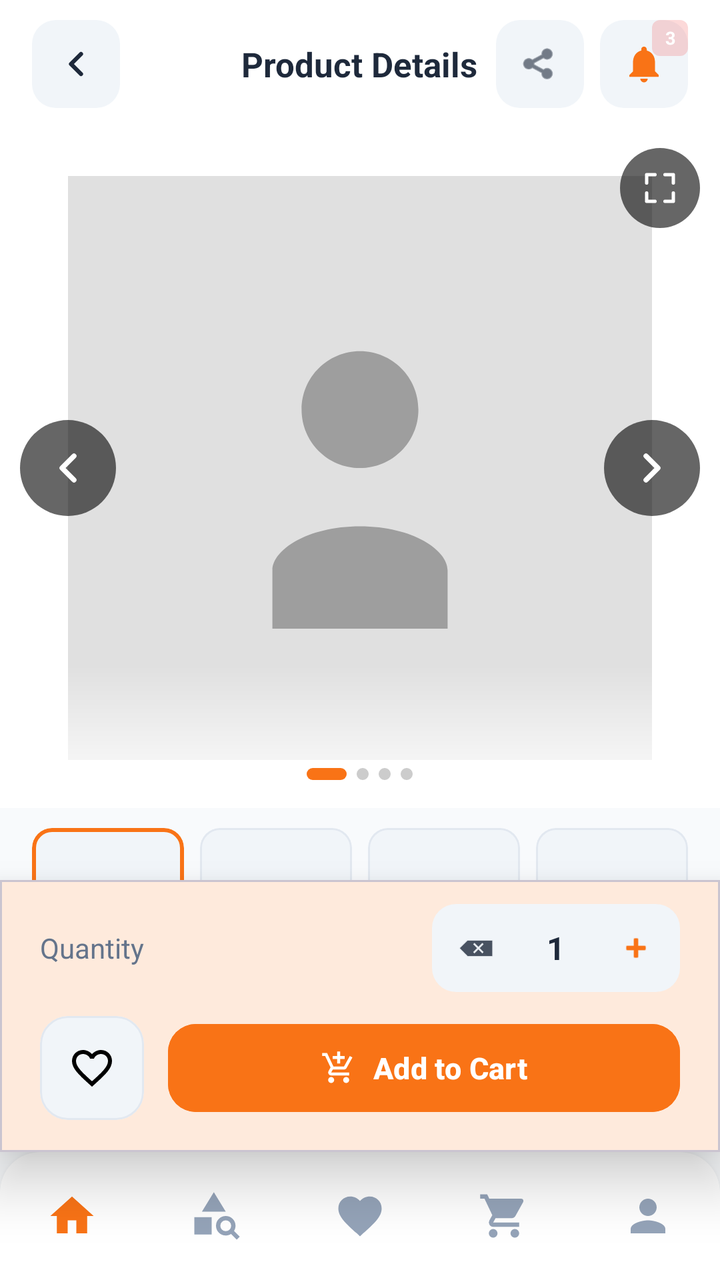
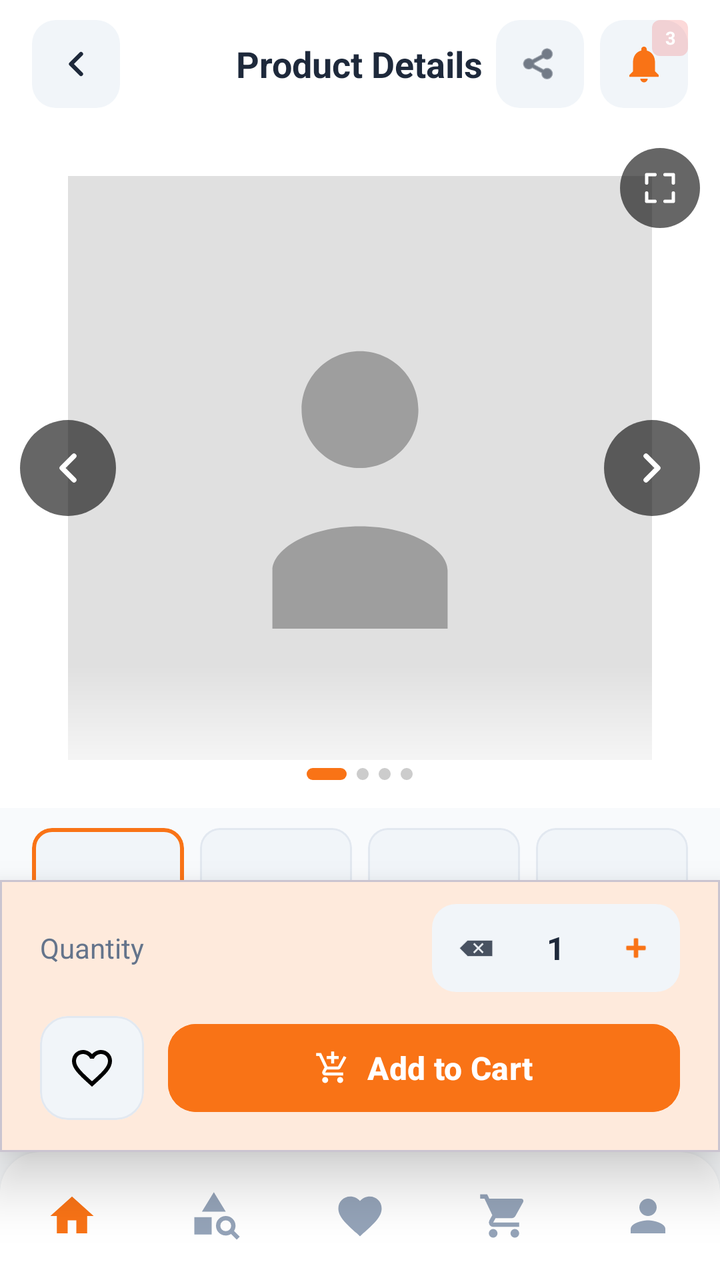

An Android layout rendered at two revisions. The XML below is the earlier revision; the diff shows what the commit changed to produce the second picture.
<!-- AndroidManifest.xml: application theme Theme.BeckieDealApp -->
<!-- res/layout/activity_product_detail.xml -->
<?xml version="1.0" encoding="utf-8"?>
<androidx.constraintlayout.widget.ConstraintLayout xmlns:android="http://schemas.android.com/apk/res/android"
    xmlns:app="http://schemas.android.com/apk/res-auto"
    xmlns:tools="http://schemas.android.com/tools"
    android:layout_width="match_parent"
    android:layout_height="match_parent"
    android:background="@color/background"
    android:fitsSystemWindows="true"
    tools:context=".ProductDetailActivity">

    
    <com.google.android.material.appbar.MaterialToolbar
        android:id="@+id/topAppBar"
        android:layout_width="match_parent"
        android:layout_height="64dp"
        android:background="@color/surface"
        app:contentInsetStart="0dp"
        app:elevation="0dp"
        app:layout_constraintTop_toTopOf="parent">

        <RelativeLayout
            android:layout_width="match_parent"
            android:layout_height="match_parent"
            android:paddingHorizontal="16dp">

            <ImageView
                android:id="@+id/backButton"
                android:layout_width="44dp"
                android:layout_height="44dp"
                android:layout_alignParentStart="true"
                android:layout_centerVertical="true"
                android:background="@drawable/form_field_background"
                android:padding="12dp"
                android:src="@drawable/ic_arrow_left"
                android:contentDescription="Back"
                app:tint="@color/text_primary" />

            <TextView
                android:layout_width="wrap_content"
                android:layout_height="wrap_content"
                android:layout_centerInParent="true"
                android:text="Product Details"
                android:textColor="@color/text_primary"
                android:textSize="17sp"
                android:textStyle="bold" />

            <LinearLayout
                android:layout_width="wrap_content"
                android:layout_height="wrap_content"
                android:layout_alignParentEnd="true"
                android:layout_centerVertical="true"
                android:gravity="center_vertical"
                android:orientation="horizontal">

                <ImageView
                    android:id="@+id/shareIcon"
                    android:layout_width="44dp"
                    android:layout_height="44dp"
                    android:layout_marginEnd="8dp"
                    android:background="@drawable/form_field_background"
                    android:padding="12dp"
                    android:src="@android:drawable/ic_menu_share"
                    app:tint="@color/text_primary" />

                <RelativeLayout
                    android:id="@+id/notificationContainer"
                    android:layout_width="44dp"
                    android:layout_height="44dp"
                    android:background="@drawable/form_field_background">
                    <ImageView
                        android:id="@+id/notificationIcon"
                        android:layout_width="22dp"
                        android:layout_height="22dp"
                        android:layout_centerInParent="true"
                        android:src="@drawable/ic_notifications"
                        app:tint="@color/primary" />
                    <TextView
                        android:id="@+id/notificationBadge"
                        android:layout_width="18dp"
                        android:layout_height="18dp"
                        android:layout_alignParentEnd="true"
                        android:layout_alignParentTop="true"
                        android:background="@drawable/badge_pill"
                        android:backgroundTint="@color/red_error"
                        android:gravity="center"
                        android:text="3"
                        android:textColor="@color/white_fixed"
                        android:textSize="9sp"
                        android:textStyle="bold"
                        android:visibility="visible" />
                </RelativeLayout>
            </LinearLayout>
        </RelativeLayout>
    </com.google.android.material.appbar.MaterialToolbar>

    
    <androidx.core.widget.NestedScrollView
        android:layout_width="match_parent"
        android:layout_height="0dp"
        android:fillViewport="true"
        app:layout_constraintTop_toBottomOf="@id/topAppBar"
        app:layout_constraintBottom_toTopOf="@id/bottomActionLayout">

        <LinearLayout
            android:layout_width="match_parent"
            android:layout_height="wrap_content"
            android:orientation="vertical"
            android:paddingBottom="24dp">

            
            <FrameLayout
                android:id="@+id/galleryContainer"
                android:layout_width="match_parent"
                android:layout_height="@dimen/hero_banner_height_product"
                android:background="@color/surface">

                
                <ImageView
                    android:id="@+id/detailProductImage"
                    android:layout_width="match_parent"
                    android:layout_height="match_parent"
                    android:padding="24dp"
                    android:scaleType="fitCenter"
                    android:src="@drawable/placeholder_image" />

                
                <View
                    android:layout_width="match_parent"
                    android:layout_height="72dp"
                    android:layout_gravity="bottom"
                    android:background="@drawable/hero_bottom_fade" />

                
                <ImageView
                    android:id="@+id/galleryPrev"
                    android:layout_width="48dp"
                    android:layout_height="48dp"
                    android:layout_gravity="center_vertical|start"
                    android:layout_marginStart="10dp"
                    android:background="@drawable/nav_arrow_bg"
                    android:padding="12dp"
                    android:src="@drawable/ic_arrow_left"
                    android:contentDescription="Previous image" />

                
                <ImageView
                    android:id="@+id/galleryNext"
                    android:layout_width="48dp"
                    android:layout_height="48dp"
                    android:layout_gravity="center_vertical|end"
                    android:layout_marginEnd="10dp"
                    android:background="@drawable/nav_arrow_bg"
                    android:padding="12dp"
                    android:src="@drawable/ic_arrow_right"
                    android:contentDescription="Next image" />

                
                <ImageView
                    android:id="@+id/galleryFullscreen"
                    android:layout_width="40dp"
                    android:layout_height="40dp"
                    android:layout_gravity="top|end"
                    android:layout_margin="10dp"
                    android:background="@drawable/nav_arrow_bg"
                    android:padding="10dp"
                    android:src="@drawable/ic_fullscreen"
                    android:contentDescription="View fullscreen" />

                
                <LinearLayout
                    android:id="@+id/dotIndicator"
                    android:layout_width="wrap_content"
                    android:layout_height="wrap_content"
                    android:layout_gravity="bottom|center_horizontal"
                    android:layout_marginBottom="14dp"
                    android:gravity="center_vertical"
                    android:orientation="horizontal">

                    <View android:id="@+id/dot1"
                        android:layout_width="20dp" android:layout_height="6dp"
                        android:layout_marginEnd="5dp"
                        android:background="@drawable/dot_active" />
                    <View android:id="@+id/dot2"
                        android:layout_width="6dp" android:layout_height="6dp"
                        android:layout_marginEnd="5dp"
                        android:background="@drawable/dot_inactive" />
                    <View android:id="@+id/dot3"
                        android:layout_width="6dp" android:layout_height="6dp"
                        android:layout_marginEnd="5dp"
                        android:background="@drawable/dot_inactive" />
                    <View android:id="@+id/dot4"
                        android:layout_width="6dp" android:layout_height="6dp"
                        android:background="@drawable/dot_inactive" />
                </LinearLayout>
            </FrameLayout>

            
            <LinearLayout
                android:id="@+id/thumbnailRow"
                android:layout_width="match_parent"
                android:layout_height="80dp"
                android:orientation="horizontal"
                android:paddingHorizontal="16dp"
                android:paddingTop="10dp"
                android:paddingBottom="6dp">

                <com.google.android.material.card.MaterialCardView
                    android:id="@+id/thumb1"
                    android:layout_width="0dp"
                    android:layout_height="match_parent"
                    android:layout_weight="1"
                    android:layout_marginEnd="8dp"
                    app:cardCornerRadius="10dp"
                    app:cardElevation="0dp"
                    app:strokeWidth="2dp"
                    app:strokeColor="@color/primary"
                    app:cardBackgroundColor="@color/card_bg_secondary">
                    <ImageView android:id="@+id/thumbImg1"
                        android:layout_width="match_parent" android:layout_height="match_parent"
                        android:scaleType="centerCrop" android:padding="6dp" />
                </com.google.android.material.card.MaterialCardView>

                <com.google.android.material.card.MaterialCardView
                    android:id="@+id/thumb2"
                    android:layout_width="0dp"
                    android:layout_height="match_parent"
                    android:layout_weight="1"
                    android:layout_marginEnd="8dp"
                    app:cardCornerRadius="10dp"
                    app:cardElevation="0dp"
                    app:strokeWidth="1dp"
                    app:strokeColor="@color/border_color"
                    app:cardBackgroundColor="@color/card_bg_secondary">
                    <ImageView android:id="@+id/thumbImg2"
                        android:layout_width="match_parent" android:layout_height="match_parent"
                        android:scaleType="centerCrop" android:padding="6dp" />
                </com.google.android.material.card.MaterialCardView>

                <com.google.android.material.card.MaterialCardView
                    android:id="@+id/thumb3"
                    android:layout_width="0dp"
                    android:layout_height="match_parent"
                    android:layout_weight="1"
                    android:layout_marginEnd="8dp"
                    app:cardCornerRadius="10dp"
                    app:cardElevation="0dp"
                    app:strokeWidth="1dp"
                    app:strokeColor="@color/border_color"
                    app:cardBackgroundColor="@color/card_bg_secondary">
                    <ImageView android:id="@+id/thumbImg3"
                        android:layout_width="match_parent" android:layout_height="match_parent"
                        android:scaleType="centerCrop" android:padding="6dp" />
                </com.google.android.material.card.MaterialCardView>

                <com.google.android.material.card.MaterialCardView
                    android:id="@+id/thumb4"
                    android:layout_width="0dp"
                    android:layout_height="match_parent"
                    android:layout_weight="1"
                    app:cardCornerRadius="10dp"
                    app:cardElevation="0dp"
                    app:strokeWidth="1dp"
                    app:strokeColor="@color/border_color"
                    app:cardBackgroundColor="@color/card_bg_secondary">
                    <ImageView android:id="@+id/thumbImg4"
                        android:layout_width="match_parent" android:layout_height="match_parent"
                        android:scaleType="centerCrop" android:padding="6dp" />
                </com.google.android.material.card.MaterialCardView>

            </LinearLayout>

            
            <LinearLayout
                android:id="@+id/productInfoBlock"
                android:layout_width="match_parent"
                android:layout_height="wrap_content"
                android:orientation="vertical"
                android:paddingHorizontal="20dp"
                android:paddingTop="16dp">

                
                <LinearLayout
                    android:layout_width="match_parent"
                    android:layout_height="wrap_content"
                    android:orientation="horizontal"
                    android:gravity="center_vertical">

                    <TextView
                        android:id="@+id/detailProductName"
                        android:layout_width="0dp"
                        android:layout_height="wrap_content"
                        android:layout_weight="1"
                        android:text="Product Name"
                        android:textColor="@color/text_primary"
                        android:textSize="22sp"
                        android:textStyle="bold" />

                    <LinearLayout
                        android:layout_width="wrap_content"
                        android:layout_height="wrap_content"
                        android:orientation="vertical"
                        android:gravity="end">

                        <TextView
                            android:id="@+id/detailProductPrice"
                            android:layout_width="wrap_content"
                            android:layout_height="wrap_content"
                            android:text="$0.00"
                            android:textColor="@color/primary"
                            android:textSize="20sp"
                            android:textStyle="bold" />

                        <TextView
                            android:id="@+id/stockLabel"
                            android:layout_width="wrap_content"
                            android:layout_height="wrap_content"
                            android:text="In Stock"
                            android:textColor="#22C55E"
                            android:textSize="11sp" />
                    </LinearLayout>
                </LinearLayout>

                
                <LinearLayout
                    android:layout_width="wrap_content"
                    android:layout_height="wrap_content"
                    android:orientation="horizontal"
                    android:gravity="center_vertical"
                    android:layout_marginTop="6dp">

                    <ImageView
                        android:layout_width="14dp"
                        android:layout_height="14dp"
                        android:src="@android:drawable/btn_star_big_on"
                        app:tint="@color/yellow_star" />

                    <TextView
                        android:id="@+id/detailProductRating"
                        android:layout_width="wrap_content"
                        android:layout_height="wrap_content"
                        android:layout_marginStart="4dp"
                        android:text="4.9"
                        android:textColor="@color/text_primary"
                        android:textSize="13sp"
                        android:textStyle="bold" />

                    <TextView
                        android:id="@+id/reviewCount"
                        android:layout_width="wrap_content"
                        android:layout_height="wrap_content"
                        android:layout_marginStart="4dp"
                        android:text="(120 reviews)"
                        android:textColor="@color/text_secondary"
                        android:textSize="12sp" />
                </LinearLayout>

                
                <TextView
                    android:id="@+id/detailProductDescription"
                    android:layout_width="match_parent"
                    android:layout_height="wrap_content"
                    android:layout_marginTop="14dp"
                    android:text=""
                    android:textColor="@color/text_secondary"
                    android:textSize="14sp"
                    android:lineSpacingExtra="4dp" />

                
                <LinearLayout
                    android:id="@+id/specTagsRow"
                    android:layout_width="match_parent"
                    android:layout_height="wrap_content"
                    android:layout_marginTop="12dp"
                    android:orientation="vertical">
                    
                </LinearLayout>

                
                <TextView
                    android:layout_width="wrap_content"
                    android:layout_height="wrap_content"
                    android:layout_marginTop="24dp"
                    android:text="Technical Specifications"
                    android:textColor="@color/text_primary"
                    android:textSize="17sp"
                    android:textStyle="bold" />

                
                <GridLayout
                    android:id="@+id/specCardsGrid"
                    android:layout_width="match_parent"
                    android:layout_height="wrap_content"
                    android:layout_marginTop="12dp"
                    android:columnCount="2"
                    android:useDefaultMargins="false" />

                
                <com.google.android.material.card.MaterialCardView
                    android:layout_width="match_parent"
                    android:layout_height="wrap_content"
                    android:layout_marginTop="16dp"
                    app:cardCornerRadius="16dp"
                    app:cardElevation="0dp"
                    app:strokeWidth="1dp"
                    app:strokeColor="@color/border_color"
                    app:cardBackgroundColor="@color/surface">

                    <LinearLayout
                        android:id="@+id/specRowsContainer"
                        android:layout_width="match_parent"
                        android:layout_height="wrap_content"
                        android:orientation="vertical"
                        android:paddingVertical="4dp" />

                </com.google.android.material.card.MaterialCardView>

            </LinearLayout>
        </LinearLayout>
    </androidx.core.widget.NestedScrollView>

    
    <com.google.android.material.card.MaterialCardView
        android:id="@+id/bottomActionLayout"
        android:layout_width="match_parent"
        android:layout_height="wrap_content"
        app:cardElevation="16dp"
        app:cardCornerRadius="0dp"
        app:cardBackgroundColor="@color/surface"
        app:layout_constraintBottom_toTopOf="@id/bottomNavGlassHost">

        <LinearLayout
            android:layout_width="match_parent"
            android:layout_height="wrap_content"
            android:orientation="vertical"
            android:paddingHorizontal="20dp"
            android:paddingTop="12dp"
            android:paddingBottom="16dp">

            
            <LinearLayout
                android:layout_width="match_parent"
                android:layout_height="wrap_content"
                android:orientation="horizontal"
                android:gravity="center_vertical"
                android:layout_marginBottom="12dp">

                <TextView
                    android:layout_width="0dp"
                    android:layout_height="wrap_content"
                    android:layout_weight="1"
                    android:text="Quantity"
                    android:textColor="@color/text_secondary"
                    android:textSize="14sp" />

                
                <LinearLayout
                    android:layout_width="wrap_content"
                    android:layout_height="44dp"
                    android:orientation="horizontal"
                    android:gravity="center_vertical"
                    android:background="@drawable/form_field_background"
                    android:paddingHorizontal="4dp">

                    <ImageView
                        android:id="@+id/quantityDecrement"
                        android:layout_width="36dp"
                        android:layout_height="36dp"
                        android:padding="9dp"
                        android:src="@android:drawable/ic_input_delete"
                        app:tint="@color/text_primary"
                        android:background="?attr/selectableItemBackgroundBorderless"
                        android:contentDescription="Decrease quantity" />

                    <TextView
                        android:id="@+id/quantityValue"
                        android:layout_width="44dp"
                        android:layout_height="wrap_content"
                        android:gravity="center"
                        android:text="1"
                        android:textColor="@color/text_primary"
                        android:textSize="16sp"
                        android:textStyle="bold" />

                    <ImageView
                        android:id="@+id/quantityIncrement"
                        android:layout_width="36dp"
                        android:layout_height="36dp"
                        android:padding="9dp"
                        android:src="@android:drawable/ic_input_add"
                        app:tint="@color/primary"
                        android:background="?attr/selectableItemBackgroundBorderless"
                        android:contentDescription="Increase quantity" />

                </LinearLayout>

            </LinearLayout>

            
            <LinearLayout
                android:layout_width="match_parent"
                android:layout_height="wrap_content"
                android:orientation="horizontal"
                android:gravity="center_vertical">

                <com.google.android.material.card.MaterialCardView
                    android:id="@+id/favoriteButton"
                    android:layout_width="52dp"
                    android:layout_height="52dp"
                    app:cardCornerRadius="14dp"
                    app:cardElevation="0dp"
                    app:cardBackgroundColor="@color/card_bg_secondary"
                    app:strokeWidth="1dp"
                    app:strokeColor="@color/border_color">
                    <ImageView
                        android:id="@+id/detailFavoriteIcon"
                        android:layout_width="24dp"
                        android:layout_height="24dp"
                        android:layout_gravity="center"
                        android:src="@drawable/ic_favorite_border" />
                </com.google.android.material.card.MaterialCardView>

                <com.google.android.material.button.MaterialButton
                    android:id="@+id/addToCartButton"
                    android:layout_width="0dp"
                    android:layout_height="52dp"
                    android:layout_marginStart="12dp"
                    android:layout_weight="1"
                    android:backgroundTint="@color/primary"
                    android:text="Add to Cart"
                    android:textAllCaps="false"
                    android:textColor="@color/white_fixed"
                    android:textSize="15sp"
                    android:textStyle="bold"
                    app:icon="@drawable/add_shopping_cart_24"
                    app:iconTint="@color/white_fixed"
                    app:iconGravity="textStart"
                    app:iconPadding="8dp"
                    app:cornerRadius="14dp" />

            </LinearLayout>

        </LinearLayout>
    </com.google.android.material.card.MaterialCardView>

    
    <include layout="@layout/layout_bottom_nav" />

</androidx.constraintlayout.widget.ConstraintLayout>
<!-- res/layout/layout_bottom_nav.xml (included above) -->
<?xml version="1.0" encoding="utf-8"?>
<FrameLayout
    xmlns:android="http://schemas.android.com/apk/res/android"
    xmlns:app="http://schemas.android.com/apk/res-auto"
    android:id="@+id/bottomNavGlassHost"
    android:layout_width="0dp"
    android:layout_height="wrap_content"
    android:layout_marginStart="@dimen/bottom_nav_side_margin"
    android:layout_marginEnd="@dimen/bottom_nav_side_margin"
    android:layout_marginBottom="@dimen/bottom_nav_bottom_margin"
    android:background="@drawable/bottom_nav_glass_bg"
    android:clipToOutline="true"
    android:elevation="4dp"
    app:layout_constraintBottom_toBottomOf="parent"
    app:layout_constraintStart_toStartOf="parent"
    app:layout_constraintEnd_toEndOf="parent">

    <com.google.android.material.bottomnavigation.BottomNavigationView
        android:id="@+id/bottomNavigation"
        android:layout_width="match_parent"
        android:layout_height="64dp"
        android:background="@android:color/transparent"
        app:backgroundTint="@android:color/transparent"
        app:elevation="0dp"
        app:labelVisibilityMode="unlabeled"
        app:itemIconSize="26dp"
        app:itemRippleColor="@color/nav_indicator_fill"
        app:itemActiveIndicatorStyle="@style/Widget.App.BottomNav.ActiveIndicator"
        app:itemTextColor="@color/bottom_nav_color"
        app:itemIconTint="@color/bottom_nav_color"
        app:menu="@menu/bottom_nav_menu" />

</FrameLayout>
<!-- resources referenced by this layout -->
<resources>
  <color name="background">#F8FAFC</color>
  <color name="border_color">#E2E8F0</color>
  <color name="card_bg_secondary">#F1F5F9</color>
  <color name="nav_indicator_fill">#FFF1EB</color>
  <color name="primary">#F97316</color>
  <color name="red_error">#EF4444</color>
  <color name="surface">#FFFFFF</color>
  <color name="text_primary">#1E293B</color>
  <color name="text_secondary">#64748B</color>
  <color name="white_fixed">#FFFFFF</color>
  <color name="yellow_star">#FFC107</color>
  <dimen name="bottom_nav_bottom_margin">0dp</dimen>
  <dimen name="bottom_nav_side_margin">0dp</dimen>
  <dimen name="hero_banner_height_product">340dp</dimen>
  <!-- drawable badge_pill (drawable) -->
  <?xml version="1.0" encoding="utf-8"?>
  <shape xmlns:android="http://schemas.android.com/apk/res/android">
      <solid android:color="#33FFFFFF" />
      <corners android:radius="4dp" />
  </shape>
  <!-- drawable bottom_nav_glass_bg (drawable) -->
  <?xml version="1.0" encoding="utf-8"?>
  <shape xmlns:android="http://schemas.android.com/apk/res/android"
      android:shape="rectangle">
      <solid android:color="@color/nav_surface" />
      <corners
          android:topLeftRadius="20dp"
          android:topRightRadius="20dp"
          android:bottomLeftRadius="0dp"
          android:bottomRightRadius="0dp" />
  </shape>
  <!-- drawable dot_active (drawable) -->
  <?xml version="1.0" encoding="utf-8"?>
  <shape xmlns:android="http://schemas.android.com/apk/res/android"
      android:shape="rectangle">
      <corners android:radius="3dp" />
      <solid android:color="#F97316" />
  </shape>
  <!-- drawable dot_inactive (drawable) -->
  <?xml version="1.0" encoding="utf-8"?>
  <shape xmlns:android="http://schemas.android.com/apk/res/android"
      android:shape="rectangle">
      <corners android:radius="3dp" />
      <solid android:color="#CCCCCC" />
  </shape>
  <!-- drawable form_field_background (drawable) -->
  <?xml version="1.0" encoding="utf-8"?>
  <shape xmlns:android="http://schemas.android.com/apk/res/android">
      <solid android:color="@color/input_background" />
      <corners android:radius="12dp" />
  </shape>
  <!-- drawable hero_bottom_fade (drawable) -->
  <?xml version="1.0" encoding="utf-8"?>
  <shape xmlns:android="http://schemas.android.com/apk/res/android">
      <gradient
          android:startColor="#00FFFFFF"
          android:endColor="#FFFFFFFF"
          android:angle="270" />
  </shape>
  <!-- drawable nav_arrow_bg (drawable) -->
  <?xml version="1.0" encoding="utf-8"?>
  <shape xmlns:android="http://schemas.android.com/apk/res/android"
      android:shape="oval">
      <solid android:color="#99000000" />
  </shape>
  <style name="Widget.App.BottomNav.ActiveIndicator" parent="Widget.Material3.BottomNavigationView.ActiveIndicator">
          <item name="android:color">@color/nav_indicator_fill</item>
          <item name="android:width">52dp</item>
          <item name="android:height">40dp</item>
          <item name="shapeAppearance">@style/ShapeAppearance.App.BottomNav.ActiveIndicator</item>
      </style>
  <style name="Theme.BeckieDealApp" parent="Base.Theme.BeckieDealApp" />
  <color name="nav_surface">#FFFFFF</color>
  <color name="input_background">#F1F5F9</color>
  <style name="ShapeAppearance.App.BottomNav.ActiveIndicator" parent="">
          <item name="cornerFamily">rounded</item>
          <item name="cornerSize">50%</item>
      </style>
  <color name="on_primary">#FFFFFF</color>
  <color name="primary_container">#F97316</color>
  <color name="on_primary_container">#582200</color>
  <color name="on_surface">#251913</color>
  <!-- unchanged entries left out for length: 9 -->
</resources>

<!-- the commit's change to res/layout/activity_product_detail.xml (unified diff, before → after) -->
@@ -1,4 +1,4 @@
-<?xml version="1.0" encoding="utf-8"?>
+﻿<?xml version="1.0" encoding="utf-8"?>
 <androidx.constraintlayout.widget.ConstraintLayout xmlns:android="http://schemas.android.com/apk/res/android"
     xmlns:app="http://schemas.android.com/apk/res-auto"
     xmlns:tools="http://schemas.android.com/tools"
@@ -41,7 +41,7 @@
                 android:layout_centerInParent="true"
                 android:text="Product Details"
                 android:textColor="@color/text_primary"
-                android:textSize="17sp"
+                android:textSize="@dimen/text_size_title_small"
                 android:textStyle="bold" />
 
             <LinearLayout
@@ -85,7 +85,7 @@
                         android:gravity="center"
                         android:text="3"
                         android:textColor="@color/white_fixed"
-                        android:textSize="9sp"
+                        android:textSize="@dimen/text_size_badge"
                         android:textStyle="bold"
                         android:visibility="visible" />
                 </RelativeLayout>
@@ -292,7 +292,7 @@
                         android:layout_weight="1"
                         android:text="Product Name"
                         android:textColor="@color/text_primary"
-                        android:textSize="22sp"
+                        android:textSize="@dimen/text_size_headline"
                         android:textStyle="bold" />
 
                     <LinearLayout
@@ -307,7 +307,7 @@
                             android:layout_height="wrap_content"
                             android:text="$0.00"
                             android:textColor="@color/primary"
-                            android:textSize="20sp"
+                            android:textSize="@dimen/text_size_title"
                             android:textStyle="bold" />
 
                         <TextView
@@ -316,7 +316,7 @@
                             android:layout_height="wrap_content"
                             android:text="In Stock"
                             android:textColor="#22C55E"
-                            android:textSize="11sp" />
+                            android:textSize="@dimen/text_size_caption" />
                     </LinearLayout>
                 </LinearLayout>
 
@@ -341,7 +341,7 @@
                         android:layout_marginStart="4dp"
                         android:text="4.9"
                         android:textColor="@color/text_primary"
-                        android:textSize="13sp"
+                        android:textSize="@dimen/text_size_body"
                         android:textStyle="bold" />
 
                     <TextView
@@ -351,7 +351,7 @@
                         android:layout_marginStart="4dp"
                         android:text="(120 reviews)"
                         android:textColor="@color/text_secondary"
-                        android:textSize="12sp" />
+                        android:textSize="@dimen/text_size_caption" />
                 </LinearLayout>
 
                 
@@ -362,7 +362,7 @@
                     android:layout_marginTop="14dp"
                     android:text=""
                     android:textColor="@color/text_secondary"
-                    android:textSize="14sp"
+                    android:textSize="@dimen/text_size_body"
                     android:lineSpacingExtra="4dp" />
 
                 
@@ -382,7 +382,7 @@
                     android:layout_marginTop="24dp"
                     android:text="Technical Specifications"
                     android:textColor="@color/text_primary"
-                    android:textSize="17sp"
+                    android:textSize="@dimen/text_size_title_small"
                     android:textStyle="bold" />
 
                 
@@ -450,7 +450,7 @@
                     android:layout_weight="1"
                     android:text="Quantity"
                     android:textColor="@color/text_secondary"
-                    android:textSize="14sp" />
+                    android:textSize="@dimen/text_size_body" />
 
                 
                 <LinearLayout
@@ -478,7 +478,7 @@
                         android:gravity="center"
                         android:text="1"
                         android:textColor="@color/text_primary"
-                        android:textSize="16sp"
+                        android:textSize="@dimen/text_size_body_large"
                         android:textStyle="bold" />
 
                     <ImageView
@@ -529,7 +529,7 @@
                     android:text="Add to Cart"
                     android:textAllCaps="false"
                     android:textColor="@color/white_fixed"
-                    android:textSize="15sp"
+                    android:textSize="@dimen/text_size_body_large"
                     android:textStyle="bold"
                     app:icon="@drawable/add_shopping_cart_24"
                     app:iconTint="@color/white_fixed"
<!-- resource entries referenced after the edit -->
@@ -14,6 +14,13 @@
   <dimen name="bottom_nav_bottom_margin">0dp</dimen>
   <dimen name="bottom_nav_side_margin">0dp</dimen>
   <dimen name="hero_banner_height_product">340dp</dimen>
+  <dimen name="text_size_badge">9sp</dimen>
+  <dimen name="text_size_body">13sp</dimen>
+  <dimen name="text_size_body_large">15sp</dimen>
+  <dimen name="text_size_caption">11sp</dimen>
+  <dimen name="text_size_headline">20sp</dimen>
+  <dimen name="text_size_title">18sp</dimen>
+  <dimen name="text_size_title_small">17sp</dimen>
   <!-- drawable badge_pill (drawable) -->
   <?xml version="1.0" encoding="utf-8"?>
   <shape xmlns:android="http://schemas.android.com/apk/res/android">
